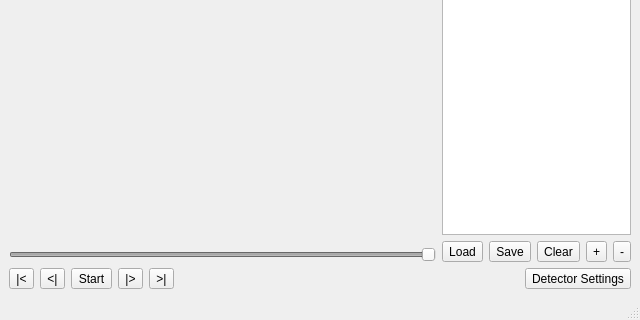
Qt form gui/main_window.ui (beamerkun/cutDetector) before a commit; both pictures show x 0 to 640 and y 160 to 480 of the 640 by 480 pixel window.
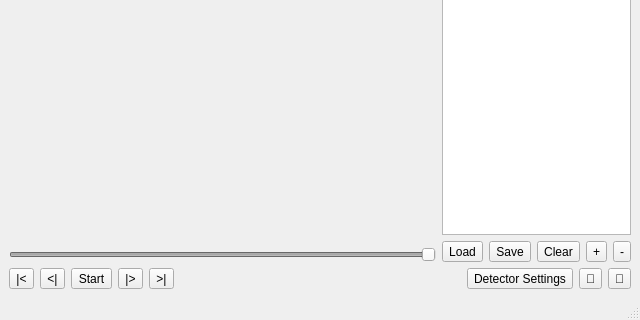
The same form after that commit. Custom widgets are drawn as their Qt base class.

The edit to the form file:
```diff
--- a/gui/main_window.ui
+++ b/gui/main_window.ui
@@ -158,7 +158,7 @@
      </layout>
     </item>
     <item>
-     <layout class="QHBoxLayout" name="playbackControls" stretch="0,0,0,0,0,0,0">
+     <layout class="QHBoxLayout" name="playbackControls" stretch="0,0,0,0,0,0,0,0,0">
       <property name="sizeConstraint">
        <enum>QLayout::SetDefaultConstraint</enum>
       </property>
@@ -217,6 +217,20 @@
         </property>
        </widget>
       </item>
+      <item>
+       <widget class="QToolButton" name="saveDetectorSettingsButton">
+        <property name="text">
+         <string>💾</string>
+        </property>
+       </widget>
+      </item>
+      <item>
+       <widget class="QToolButton" name="loadDetectorSettingsButton">
+        <property name="text">
+         <string>📂</string>
+        </property>
+       </widget>
+      </item>
      </layout>
     </item>
    </layout>
```
Left out of the diff: 2 changed lines with no effect on the pictures.
